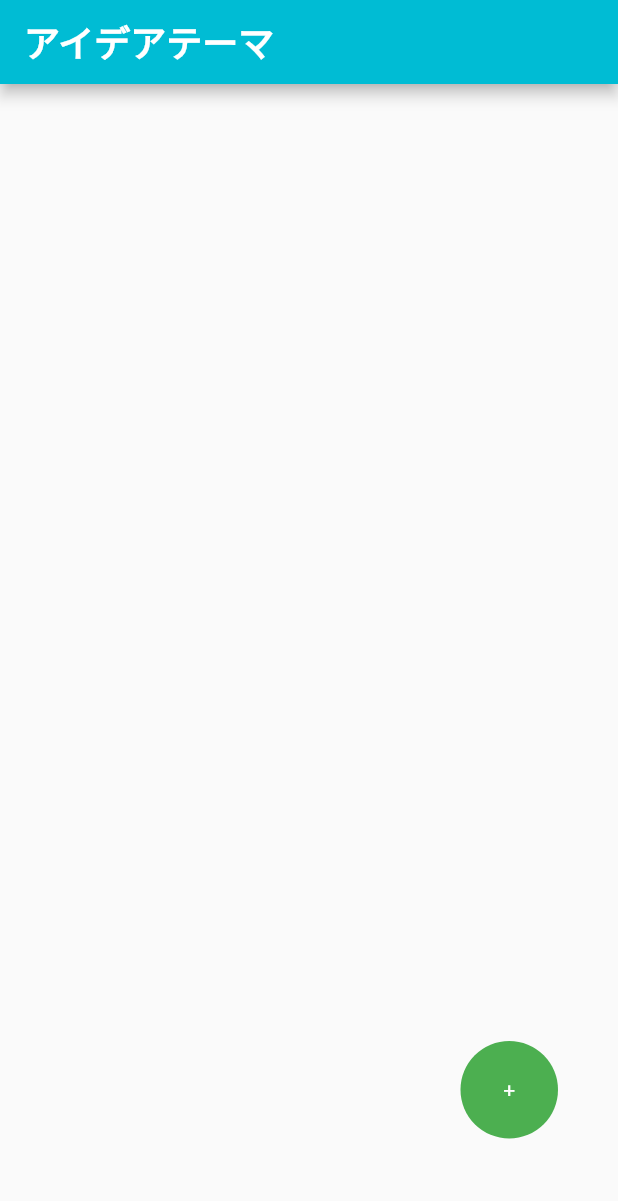
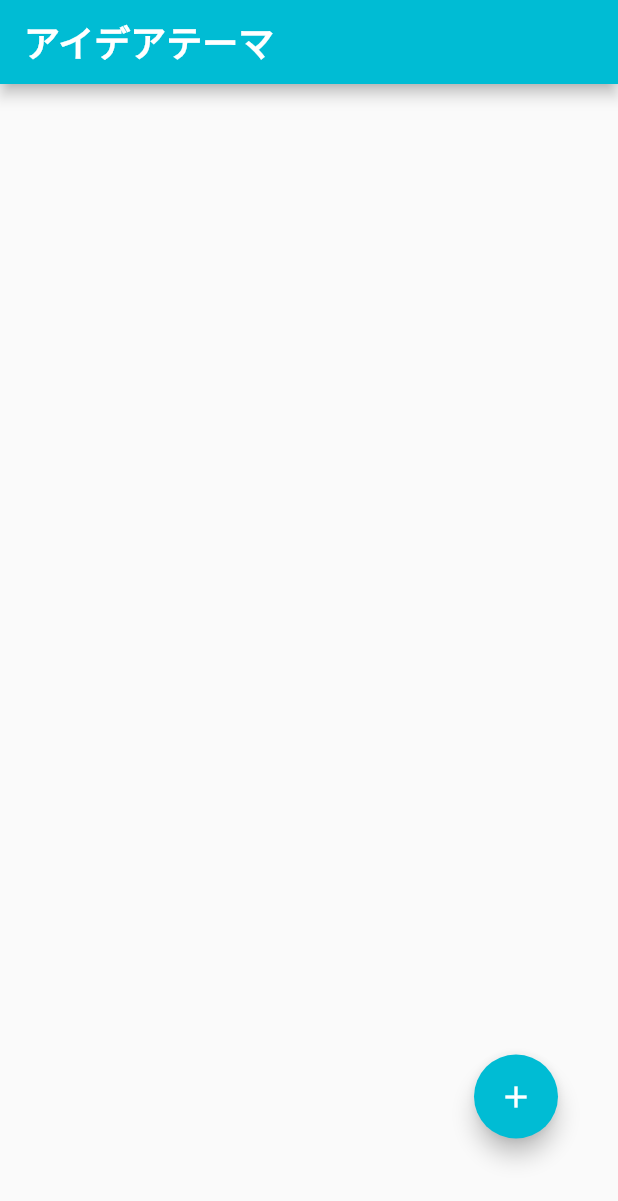
Before and after one commit to ktr17/flutter_brainstorming, a Flutter app: the screen it shows after launch, on a phone screen of 412 x 824 dp. Shown: the top 1201 px of the screen. Run offline on Flutter 3.47's test engine with Material 2 defaults, Android fonts, the phone set to English and light mode, and no system bars; our stand-ins replace sqflite; accounts and stored records are empty; Roboto replaces fonts that are missing (sans).

Commit message:
code clean

```diff
--- a/lib/model/database_helper.dart
+++ b/lib/model/database_helper.dart
@@ -11,15 +11,12 @@ import 'package:uuid/uuid.dart';
 
 ///アイデアをDBへ格納するためのヘルパークラス
 class DatabaseHelper {
-  static DatabaseHelper _databaseHelper = DatabaseHelper._createInstance();
+  static final DatabaseHelper _databaseHelper = DatabaseHelper._createInstance();
   String _dbFilePath = '';
 
   DatabaseHelper._createInstance();
 
   factory DatabaseHelper() {
-    if (_databaseHelper == null) {
-      _databaseHelper = DatabaseHelper._createInstance();
-    }
     return _databaseHelper;
   }
 
@@ -32,7 +29,6 @@ class DatabaseHelper {
     return path;
   }
 
-  // TODO: データモデルごとに格納する処理は別クラスに分ける(テーマとアイデア)
   /// データベースを開く(存在しない場合は作成する)処理
   Future<Database> getDatabase() async {
     final path = await getDbPath();
--- a/lib/screens/item_theme_list_view.dart
+++ b/lib/screens/item_theme_list_view.dart
@@ -5,6 +5,7 @@ import 'package:flutter_brainstorming/model/theme_model.dart';
 import 'package:flutter_brainstorming/screens/brainstorming_page.dart';
 import 'package:flutter_brainstorming/screens/idea_theme_page.dart';
 import 'package:flutter_brainstorming/components/list_tile.dart';
+
 /// アイデアのテーマを表示するためのListViewを表示
 class ItemThemeListView extends StatefulWidget {
   const ItemThemeListView({Key? key}) : super(key: key);
@@ -35,19 +36,22 @@ class _ItemThemeListView extends State<ItemThemeListView> {
           child: Stack(
             children: [
               // 記入済みのテーマの一覧を表示
-              ListView(                children: buildThemeComponentsList(),
+              ListView(
+                children: buildThemeComponentsList(),
               ),
 
               // テーマを追加するためのボタンを配置する
               Align(
                   alignment: Alignment.bottomRight,
-                child: GestureDetector(
-                  onTap: () async {
-                    // ideaThemaには遷移先からの返り値が格納される
+                  child: FloatingActionButton(
+                      child: const Icon(Icons.add, color: Colors.white),
+                      onPressed: () async {
                         final ThemeModel _themeModel = await Navigator.push(
                           context,
                           MaterialPageRoute(
-                            builder: (context) => const ItemThemePage()));
+                            builder: (context) => const ItemThemePage())
+                        );
+
                         setState(() {
                           // リストにテーマを追加して、ListViewを更新する
                           _ideaThemeList.add(_themeModel.getThemeText);
@@ -55,22 +59,7 @@ class _ItemThemeListView extends State<ItemThemeListView> {
                           _themeModelList.add(_themeModel);
                           // ListViewに値を追加する
                         });
-                  },
-                  child: Container(
-                    width: 65,
-                    height: 65,
-                    decoration: BoxDecoration(
-                      borderRadius: BorderRadius.circular(50),
-                      color: Colors.green,
-                    ),
-                    child: const Center(
-                        child: Text(
-                      '+',
-                      style: TextStyle(fontSize: 14, color: Colors.white),
-                    )),
-                  ),
-                ),
-              ),
+                      })),
             ],
           ),
         ));
@@ -94,7 +83,8 @@ class _ItemThemeListView extends State<ItemThemeListView> {
   openThemeToRead(ThemeModel themeData) {
     Navigator.push(
         context,
-        MaterialPageRoute(builder: (context) => BrainstormPage(themeModel: themeData)));
+        MaterialPageRoute(
+          builder: (context) => BrainstormPage(themeModel: themeData)));
   }
 
   /// ListViewに持たせるためのデータをオンメモリ上に配置する
```
Also changed, not shown: lib/model/theme_model.dart (+0 -7 lines). Lines whose indentation alone changed are shown as unchanged.
